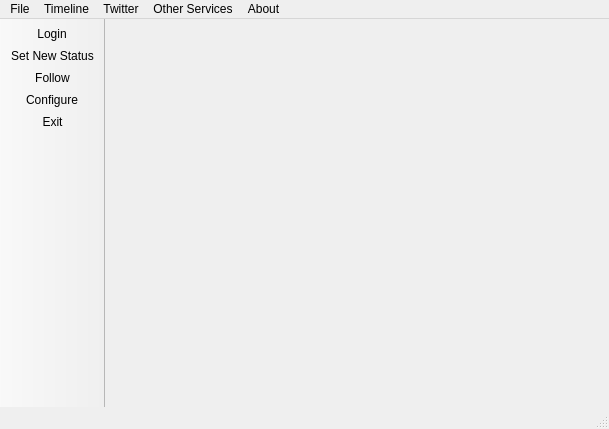
Old version of the form Ui/mainWindow.ui in the repository KarenMarkosyan/qttwitter.
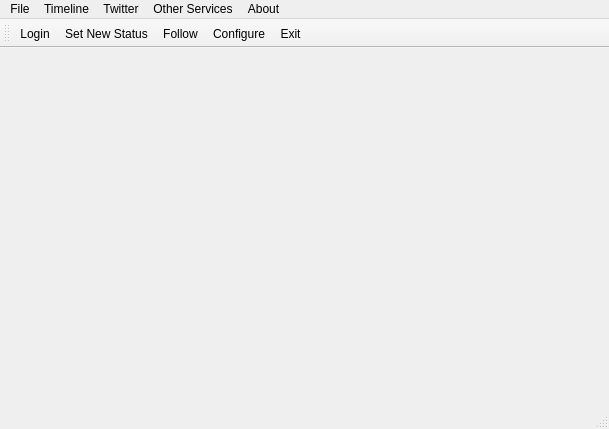
New version of the form. Icons and pictures are not drawn.

Commit message: still the same lame ass style sheet of ui.. no i know why i didn't became succesfull artist..seeing the way i painted ui with colors..even kindrgarten student would laungh... so for now leaving styling of app for higher powers to be

```diff
--- a/Ui/mainWindow.ui
+++ b/Ui/mainWindow.ui
@@ -17,9 +17,15 @@
    <iconset resource="../images/images.qrc">
     <normaloff>:/twitter/TwitterPostIcon.png</normaloff>:/twitter/TwitterPostIcon.png</iconset>
   </property>
+  <property name="layoutDirection">
+   <enum>Qt::LeftToRight</enum>
+  </property>
   <property name="autoFillBackground">
    <bool>true</bool>
   </property>
+  <property name="styleSheet">
+   <string/>
+  </property>
   <widget class="QWidget" name="centralwidget">
    <widget class="QLabel" name="twitterImageLabel">
     <property name="geometry">
@@ -163,11 +169,17 @@
    <property name="windowTitle">
     <string notr="true">toolBar</string>
    </property>
+   <property name="layoutDirection">
+    <enum>Qt::LeftToRight</enum>
+   </property>
    <property name="movable">
-    <bool>false</bool>
+    <bool>true</bool>
+   </property>
+   <property name="floatable">
+    <bool>true</bool>
    </property>
    <attribute name="toolBarArea">
-    <enum>LeftToolBarArea</enum>
+    <enum>TopToolBarArea</enum>
    </attribute>
    <attribute name="toolBarBreak">
     <bool>false</bool>
```
Left out of the diff: 2 changed lines with no effect on the pictures. The commit also changes 3 other files.
